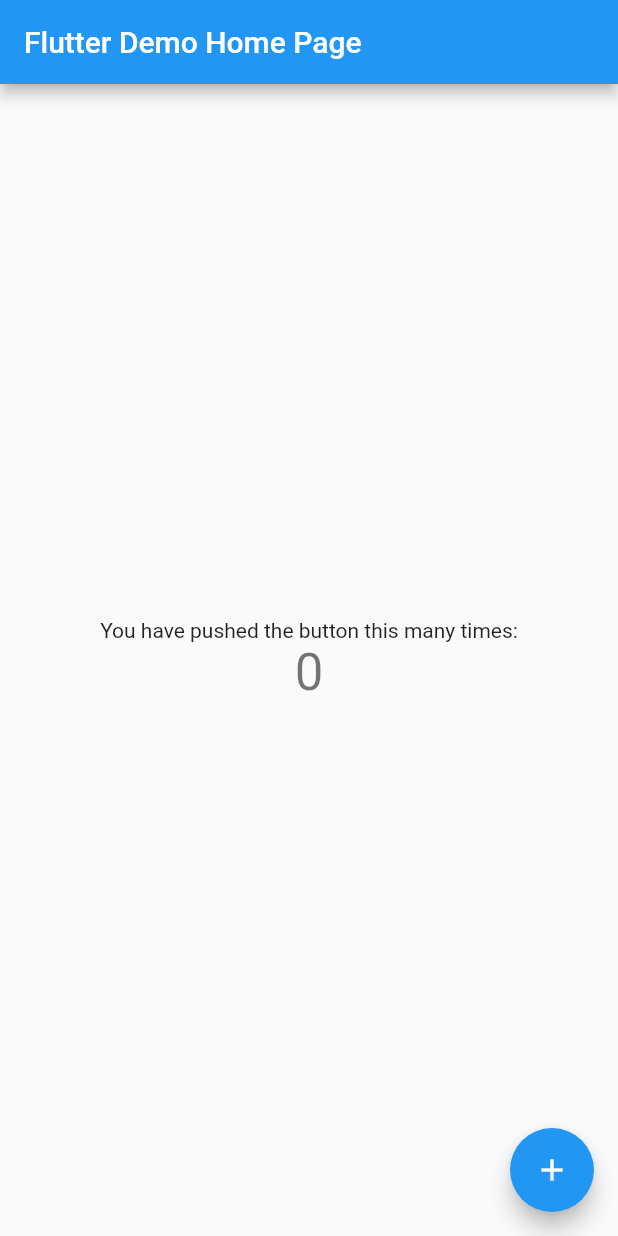
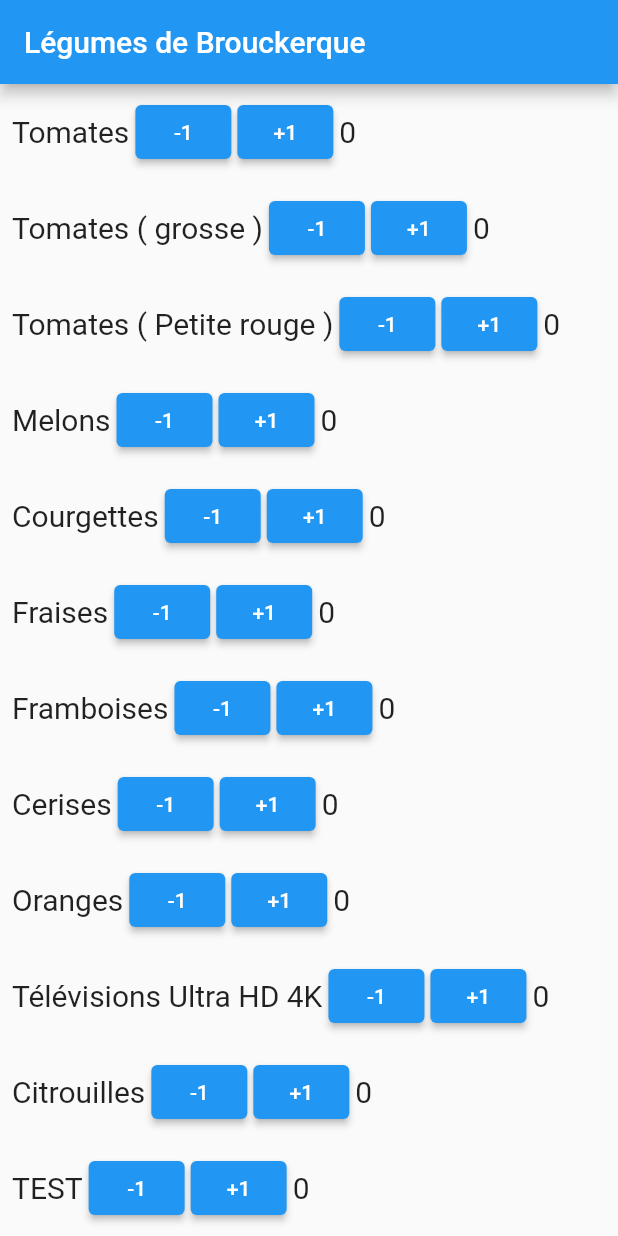
Before and after one commit to LJ5O/Inventory_management, a Flutter app: the screen it shows after launch, on a phone screen of 412 x 824 dp. Run offline on Flutter 3.47's test engine with Material 2 defaults, Android fonts, the phone set to English and light mode, and no system bars.

Commit message:
Added ProductWidget
Will be used to show vegetables in the warehouse

```diff
--- a/lib/main.dart
+++ b/lib/main.dart
@@ -1,4 +1,5 @@
 import 'package:flutter/material.dart';
+import 'package:Inventaire/widgets/product.dart';
 
 void main() {
   runApp(const MyApp());
@@ -11,7 +12,7 @@
   @override
   Widget build(BuildContext context) {
     return MaterialApp(
-      title: 'Flutter Demo',
+      title: 'Gestion du stock',
       theme: ThemeData(
         // This is the theme of your application.
         //
@@ -24,7 +25,7 @@
         // is not restarted.
         primarySwatch: Colors.blue,
       ),
-      home: const MyHomePage(title: 'Flutter Demo Home Page'),
+      home: const MyHomePage(title: 'Légumes de Brouckerque'),
     );
   }
 }
@@ -48,68 +49,57 @@
 }
 
 class _MyHomePageState extends State<MyHomePage> {
-  int _counter = 0;
-
-  void _incrementCounter() {
-    setState(() {
-      // This call to setState tells the Flutter framework that something has
-      // changed in this State, which causes it to rerun the build method below
-      // so that the display can reflect the updated values. If we changed
-      // _counter without calling setState(), then the build method would not be
-      // called again, and so nothing would appear to happen.
-      _counter++;
-    });
-  }
 
   @override
   Widget build(BuildContext context) {
-    // This method is rerun every time setState is called, for instance as done
-    // by the _incrementCounter method above.
-    //
-    // The Flutter framework has been optimized to make rerunning build methods
-    // fast, so that you can just rebuild anything that needs updating rather
-    // than having to individually change instances of widgets.
+
     return Scaffold(
       appBar: AppBar(
-        // Here we take the value from the MyHomePage object that was created by
-        // the App.build method, and use it to set our appbar title.
         title: Text(widget.title),
       ),
-      body: Center(
-        // Center is a layout widget. It takes a single child and positions it
-        // in the middle of the parent.
+      body: SingleChildScrollView(
         child: Column(
-          // Column is also a layout widget. It takes a list of children and
-          // arranges them vertically. By default, it sizes itself to fit its
-          // children horizontally, and tries to be as tall as its parent.
-          //
-          // Invoke "debug painting" (press "p" in the console, choose the
-          // "Toggle Debug Paint" action from the Flutter Inspector in Android
-          // Studio, or the "Toggle Debug Paint" command in Visual Studio Code)
-          // to see the wireframe for each widget.
-          //
-          // Column has various properties to control how it sizes itself and
-          // how it positions its children. Here we use mainAxisAlignment to
-          // center the children vertically; the main axis here is the vertical
-          // axis because Columns are vertical (the cross axis would be
-          // horizontal).
-          mainAxisAlignment: MainAxisAlignment.center,
-          children: <Widget>[
-            const Text(
-              'You have pushed the button this many times:',
+          mainAxisAlignment: MainAxisAlignment.start,
+          children: const <Widget>[
+            ProductWidget(
+              title: "Tomates",
             ),
-            Text(
-              '$_counter',
-              style: Theme.of(context).textTheme.headlineMedium,
+            ProductWidget(
+              title: "Tomates ( grosse )",
+            ),
+            ProductWidget(
+              title: "Tomates ( Petite rouge )",
+            ),
+            ProductWidget(
+              title: "Melons",
+            ),
+            ProductWidget(
+              title: "Courgettes",
+            ),
+            ProductWidget(
+              title: "Fraises",
+            ),
+            ProductWidget(
+              title: "Framboises",
+            ),
+            ProductWidget(
+              title: "Cerises",
+            ),
+            ProductWidget(
+              title: "Oranges",
+            ),
+            ProductWidget(
+              title: "Télévisions Ultra HD 4K",
+            ),
+            ProductWidget(
+              title: "Citrouilles",
+            ),
+            ProductWidget(
+              title: "TEST",
             ),
           ],
-        ),
-      ),
-      floatingActionButton: FloatingActionButton(
-        onPressed: _incrementCounter,
-        tooltip: 'Increment',
-        child: const Icon(Icons.add),
-      ), // This trailing comma makes auto-formatting nicer for build methods.
+        )
+      )
     );
   }
 }
--- /dev/null
+++ b/lib/widgets/product.dart
@@ -0,0 +1,45 @@
+import 'package:flutter/material.dart';
+
+class ProductWidget extends StatefulWidget {
+  const ProductWidget({super.key, required this.title});
+
+  final String title;
+
+  @override
+  State<StatefulWidget> createState() => _ProductState();
+
+}
+
+class _ProductState extends State<ProductWidget>{
+  int count = 0;
+
+  _incrementCounter(){
+    setState(() {
+      count++;
+    });
+  }
+
+  @override
+  Widget build(BuildContext context) {
+    return Container(
+      padding: const EdgeInsets.all(8),
+      child: Row(
+        children: [
+          Text(
+            widget.title,
+            style: TextStyle(fontSize: 20)
+          ),
+          const Padding(padding: EdgeInsets.all(2)),
+          ElevatedButton(onPressed: _incrementCounter, child: const Text("-1")),
+          const Padding(padding: EdgeInsets.all(2)),
+          ElevatedButton(onPressed: _incrementCounter, child: const Text("+1")),
+          const Padding(padding: EdgeInsets.all(2)),
+          Text(
+              '$count',
+              style: TextStyle(fontSize: 20)
+          )
+        ],
+      )
+    );
+  }
+}
--- a/pubspec.yaml
+++ b/pubspec.yaml
@@ -1,5 +1,5 @@
-name: inventory_management
-description: Gestion des stocks simpl
+name: Inventaire
+description: Gestion des stocks simple pour les fruits et légumes
 # The following line prevents the package from being accidentally published to
 # pub.dev using `flutter pub publish`. This is preferred for private packages.
 publish_to: 'none' # Remove this line if you wish to publish to pub.dev
```
Also changed, not shown: 1 other file.
